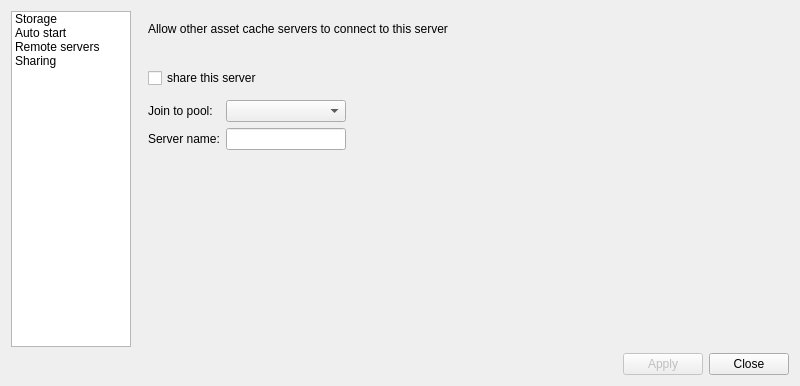
Old version of the form Tools/AssetCacheServer/DataQt/AssetCacheServerWidget.ui in the repository xaoctech/dava.engine.
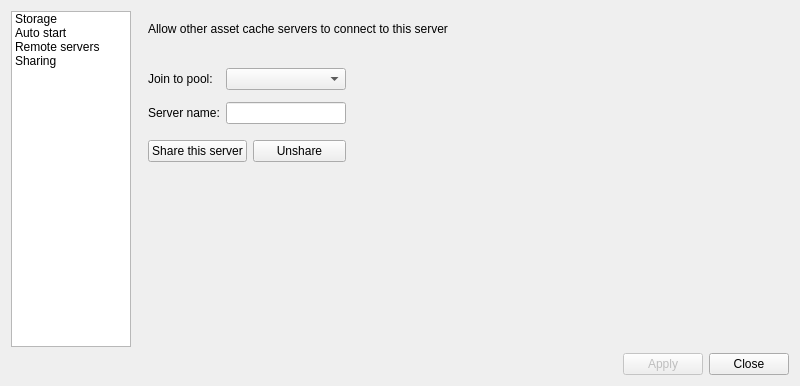
New version of the form. The open tabs and pages were chosen to show the change.

Diff of the .ui file:
```diff
--- a/Tools/AssetCacheServer/DataQt/AssetCacheServerWidget.ui
+++ b/Tools/AssetCacheServer/DataQt/AssetCacheServerWidget.ui
@@ -697,16 +697,16 @@
          </widget>
         </item>
         <item>
-         <widget class="QCheckBox" name="shareCheckBox">
-          <property name="text">
-           <string>share this server</string>
-          </property>
-         </widget>
-        </item>
+         <layout class="QHBoxLayout" name="horizontalLayout_5">
+          <item>
+           <layout class="QVBoxLayout" name="verticalLayout_5">
         <item>
          <layout class="QGridLayout" name="gridLayout_2">
-          <property name="topMargin">
-           <number>6</number>
+              <property name="bottomMargin">
+               <number>10</number>
+              </property>
+              <property name="verticalSpacing">
+               <number>12</number>
           </property>
           <item row="0" column="0">
            <widget class="QLabel" name="label_2">
@@ -718,19 +718,6 @@
           <item row="0" column="1">
            <widget class="QComboBox" name="poolComboBox"/>
           </item>
-          <item row="0" column="2">
-           <spacer name="horizontalSpacer_4">
-            <property name="orientation">
-             <enum>Qt::Horizontal</enum>
-            </property>
-            <property name="sizeHint" stdset="0">
-             <size>
-              <width>40</width>
-              <height>20</height>
-             </size>
-            </property>
-           </spacer>
-          </item>
           <item row="1" column="0">
            <widget class="QLabel" name="label_3">
             <property name="text">
@@ -760,8 +747,30 @@
             </property>
            </widget>
           </item>
-          <item row="1" column="2">
-           <spacer name="horizontalSpacer_5">
+             </layout>
+            </item>
+            <item>
+             <layout class="QHBoxLayout" name="horizontalLayout_4">
+              <item>
+               <widget class="QPushButton" name="shareButton">
+                <property name="text">
+                 <string>Share this server</string>
+                </property>
+               </widget>
+              </item>
+              <item>
+               <widget class="QPushButton" name="unshareButton">
+                <property name="text">
+                 <string>Unshare</string>
+                </property>
+               </widget>
+              </item>
+             </layout>
+            </item>
+           </layout>
+          </item>
+          <item>
+           <spacer name="horizontalSpacer_4">
             <property name="orientation">
              <enum>Qt::Horizontal</enum>
             </property>
```
Left out of the diff: 190 changed lines with no effect on the pictures. Lines whose indentation alone changed are shown as unchanged.
